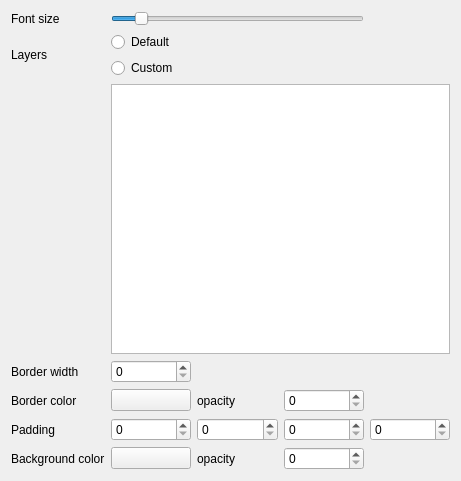
This is guis/widget_viewport_layers.ui in RubendeBruin/DAVE as Qt 5 draws it before an edit. The edited form follows.
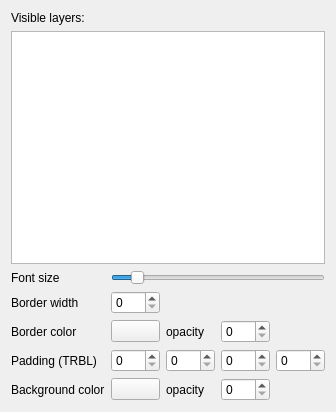
This is the edited form.

What changed in the file:
```diff
--- a/guis/widget_viewport_layers.ui
+++ b/guis/widget_viewport_layers.ui
@@ -6,107 +6,130 @@
    <rect>
     <x>0</x>
     <y>0</y>
-    <width>461</width>
-    <height>481</height>
+    <width>336</width>
+    <height>412</height>
    </rect>
   </property>
+  <property name="sizePolicy">
+   <sizepolicy hsizetype="Preferred" vsizetype="MinimumExpanding">
+    <horstretch>0</horstretch>
+    <verstretch>0</verstretch>
+   </sizepolicy>
+  </property>
   <property name="windowTitle">
    <string>Form</string>
   </property>
   <layout class="QGridLayout" name="gridLayout">
-   <item row="3" column="1" colspan="4">
-    <widget class="QListWidget" name="layerList"/>
-   </item>
-   <item row="4" column="0">
+   <item row="5" column="0">
     <widget class="QLabel" name="label_2">
      <property name="text">
       <string>Border width</string>
      </property>
     </widget>
    </item>
-   <item row="7" column="2">
+   <item row="8" column="2">
     <widget class="QLabel" name="label_6">
      <property name="text">
       <string>opacity</string>
      </property>
     </widget>
    </item>
-   <item row="6" column="3">
+   <item row="7" column="3">
     <widget class="QSpinBox" name="padBottom"/>
    </item>
-   <item row="6" column="1">
+   <item row="7" column="1">
     <widget class="QSpinBox" name="padTop"/>
    </item>
-   <item row="5" column="2">
+   <item row="6" column="2">
     <widget class="QLabel" name="label_5">
      <property name="text">
       <string>opacity</string>
      </property>
     </widget>
    </item>
-   <item row="1" column="1">
-    <widget class="QRadioButton" name="rbDefault">
-     <property name="text">
-      <string>Default</string>
-     </property>
-    </widget>
-   </item>
-   <item row="5" column="3">
+   <item row="6" column="3">
     <widget class="QSpinBox" name="pbBorderOpacity">
      <property name="maximum">
       <number>255</number>
      </property>
     </widget>
    </item>
-   <item row="5" column="1">
+   <item row="6" column="1">
     <widget class="QPushButton" name="pbBorderColor">
      <property name="text">
       <string/>
      </property>
     </widget>
    </item>
-   <item row="2" column="1">
-    <widget class="QRadioButton" name="rbCustom">
-     <property name="text">
-      <string>Custom</string>
-     </property>
-    </widget>
-   </item>
-   <item row="7" column="3">
+   <item row="8" column="3">
     <widget class="QSpinBox" name="sbBackgroundOpacity">
      <property name="maximum">
       <number>255</number>
      </property>
     </widget>
    </item>
-   <item row="4" column="1">
+   <item row="5" column="1">
     <widget class="QSpinBox" name="sbBorderWidth"/>
    </item>
-   <item row="7" column="0">
+   <item row="8" column="0">
     <widget class="QLabel" name="label_7">
      <property name="text">
       <string>Background color</string>
      </property>
     </widget>
    </item>
-   <item row="7" column="1">
+   <item row="8" column="1">
     <widget class="QPushButton" name="pbBackgroundColor">
      <property name="text">
       <string/>
      </property>
     </widget>
    </item>
-   <item row="6" column="0">
+   <item row="7" column="0">
     <widget class="QLabel" name="label_3">
      <property name="text">
-      <string>Padding</string>
+      <string>Padding (TRBL)</string>
      </property>
     </widget>
    </item>
-   <item row="6" column="4">
+   <item row="7" column="4">
     <widget class="QSpinBox" name="padLeft"/>
    </item>
-   <item row="0" column="1" colspan="3">
+   <item row="6" column="0">
+    <widget class="QLabel" name="label_4">
+     <property name="text">
+      <string>Border color</string>
+     </property>
+    </widget>
+   </item>
+   <item row="7" column="2">
+    <widget class="QSpinBox" name="padRight"/>
+   </item>
+   <item row="4" column="0">
+    <widget class="QLabel" name="label">
+     <property name="text">
+      <string>Font size</string>
+     </property>
+    </widget>
+   </item>
+   <item row="1" column="0">
+    <widget class="QLabel" name="label_9">
+     <property name="text">
+      <string>Visible layers:</string>
+     </property>
+    </widget>
+   </item>
+   <item row="3" column="0" colspan="5">
+    <widget class="QListWidget" name="layerList">
+     <property name="sizePolicy">
+      <sizepolicy hsizetype="Expanding" vsizetype="MinimumExpanding">
+       <horstretch>0</horstretch>
+       <verstretch>0</verstretch>
+      </sizepolicy>
+     </property>
+    </widget>
+   </item>
+   <item row="4" column="1" colspan="4">
     <widget class="QSlider" name="fontSize">
      <property name="minimum">
       <number>5</number>
@@ -122,30 +145,6 @@
      </property>
     </widget>
    </item>
-   <item row="5" column="0">
-    <widget class="QLabel" name="label_4">
-     <property name="text">
-      <string>Border color</string>
-     </property>
-    </widget>
-   </item>
-   <item row="0" column="0">
-    <widget class="QLabel" name="label">
-     <property name="text">
-      <string>Font size</string>
-     </property>
-    </widget>
-   </item>
-   <item row="6" column="2">
-    <widget class="QSpinBox" name="padRight"/>
-   </item>
-   <item row="1" column="0" rowspan="2">
-    <widget class="QLabel" name="label_9">
-     <property name="text">
-      <string>Layers</string>
-     </property>
-    </widget>
-   </item>
   </layout>
  </widget>
  <tabstops>
```
Left out of the diff: 4 changed lines with no effect on the pictures.
